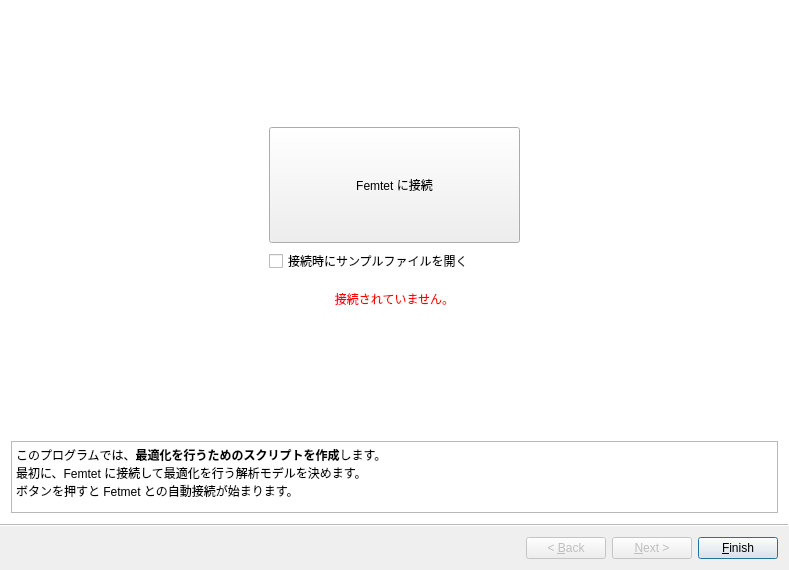
First picture: the form in pyfemtet_opt_gui/ui/Wizard_main.ui, repository pyfemtet/pyfemtet-opt-gui, before the edit.
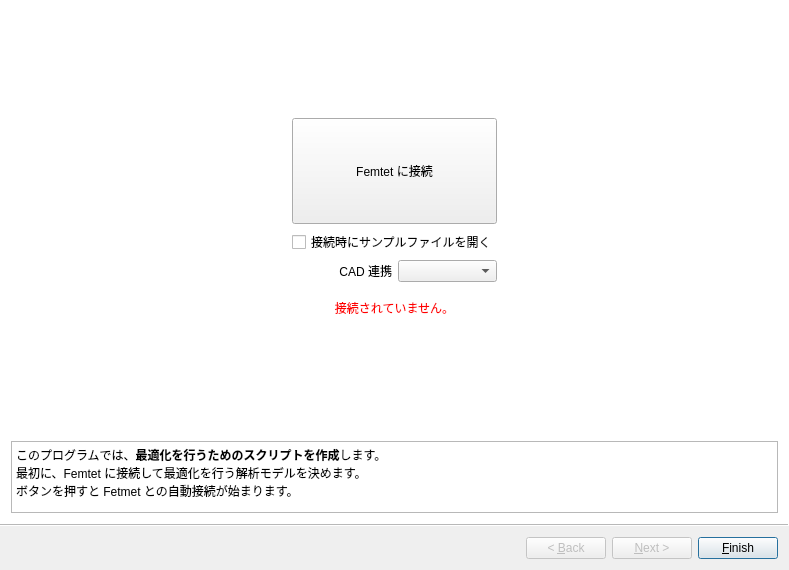
Second picture: the form after the edit.

Commit message: CHANGE: Add combobox, move open_sample_femprj() to femtet module

```diff
--- a/pyfemtet_opt_gui/ui/Wizard_main.ui
+++ b/pyfemtet_opt_gui/ui/Wizard_main.ui
@@ -27,59 +27,7 @@
   </property>
   <widget class="QWizardPage" name="wizardPage_init">
    <layout class="QGridLayout" name="gridLayout">
-    <item row="1" column="2">
-     <spacer name="horizontalSpacer_2">
-      <property name="orientation">
-       <enum>Qt::Orientation::Horizontal</enum>
-      </property>
-      <property name="sizeHint" stdset="0">
-       <size>
-        <width>40</width>
-        <height>20</height>
-       </size>
-      </property>
-     </spacer>
-    </item>
-    <item row="3" column="1">
-     <widget class="QLabel" name="label_connectionState">
-      <property name="minimumSize">
-       <size>
-        <width>0</width>
-        <height>40</height>
-       </size>
-      </property>
-      <property name="accessibleName">
-       <string/>
-      </property>
-      <property name="text">
-       <string>&lt;html&gt;&lt;head/&gt;&lt;body&gt;&lt;p&gt;&lt;span style='color:#FF0000'&gt;接続されていません。&lt;/span&gt;&lt;/p&gt;&lt;/body&gt;&lt;/html&gt;</string>
-      </property>
-      <property name="alignment">
-       <set>Qt::AlignmentFlag::AlignCenter</set>
-      </property>
-     </widget>
-    </item>
-    <item row="1" column="0">
-     <spacer name="horizontalSpacer">
-      <property name="orientation">
-       <enum>Qt::Orientation::Horizontal</enum>
-      </property>
-      <property name="sizeHint" stdset="0">
-       <size>
-        <width>40</width>
-        <height>20</height>
-       </size>
-      </property>
-     </spacer>
-    </item>
-    <item row="2" column="1">
-     <widget class="QCheckBox" name="checkBox_openSampleFemprj">
-      <property name="text">
-       <string>接続時にサンプルファイルを開く</string>
-      </property>
-     </widget>
-    </item>
-    <item row="5" column="0" colspan="3">
+    <item row="6" column="0" colspan="4">
      <widget class="QTextEdit" name="textEdit_2">
       <property name="sizePolicy">
        <sizepolicy hsizetype="Expanding" vsizetype="Minimum">
@@ -113,7 +61,46 @@
       </property>
      </widget>
     </item>
-    <item row="1" column="1">
+    <item row="3" column="2">
+     <widget class="QComboBox" name="comboBox"/>
+    </item>
+    <item row="1" column="0">
+     <spacer name="horizontalSpacer">
+      <property name="orientation">
+       <enum>Qt::Orientation::Horizontal</enum>
+      </property>
+      <property name="sizeHint" stdset="0">
+       <size>
+        <width>40</width>
+        <height>20</height>
+       </size>
+      </property>
+     </spacer>
+    </item>
+    <item row="1" column="3">
+     <spacer name="horizontalSpacer_2">
+      <property name="orientation">
+       <enum>Qt::Orientation::Horizontal</enum>
+      </property>
+      <property name="sizeHint" stdset="0">
+       <size>
+        <width>40</width>
+        <height>20</height>
+       </size>
+      </property>
+     </spacer>
+    </item>
+    <item row="3" column="1">
+     <widget class="QLabel" name="label">
+      <property name="text">
+       <string>CAD 連携</string>
+      </property>
+      <property name="alignment">
+       <set>Qt::AlignmentFlag::AlignRight|Qt::AlignmentFlag::AlignTrailing|Qt::AlignmentFlag::AlignVCenter</set>
+      </property>
+     </widget>
+    </item>
+    <item row="1" column="1" colspan="2">
      <widget class="QPushButton" name="pushButton_launch">
       <property name="sizePolicy">
        <sizepolicy hsizetype="Expanding" vsizetype="Expanding">
@@ -132,7 +119,14 @@
       </property>
      </widget>
     </item>
-    <item row="0" column="1">
+    <item row="2" column="1" colspan="2">
+     <widget class="QCheckBox" name="checkBox_openSampleFemprj">
+      <property name="text">
+       <string>接続時にサンプルファイルを開く</string>
+      </property>
+     </widget>
+    </item>
+    <item row="0" column="1" colspan="2">
      <spacer name="verticalSpacer">
       <property name="orientation">
        <enum>Qt::Orientation::Vertical</enum>
@@ -145,7 +139,7 @@
       </property>
      </spacer>
     </item>
-    <item row="4" column="1">
+    <item row="5" column="1" colspan="2">
      <spacer name="verticalSpacer_2">
       <property name="orientation">
        <enum>Qt::Orientation::Vertical</enum>
@@ -158,6 +152,25 @@
       </property>
      </spacer>
     </item>
+    <item row="4" column="1" colspan="2">
+     <widget class="QLabel" name="label_connectionState">
+      <property name="minimumSize">
+       <size>
+        <width>0</width>
+        <height>40</height>
+       </size>
+      </property>
+      <property name="accessibleName">
+       <string/>
+      </property>
+      <property name="text">
+       <string>&lt;html&gt;&lt;head/&gt;&lt;body&gt;&lt;p&gt;&lt;span style='color:#FF0000'&gt;接続されていません。&lt;/span&gt;&lt;/p&gt;&lt;/body&gt;&lt;/html&gt;</string>
+      </property>
+      <property name="alignment">
+       <set>Qt::AlignmentFlag::AlignCenter</set>
+      </property>
+     </widget>
+    </item>
    </layout>
   </widget>
  </widget>
```
The commit also changes 3 other files.
